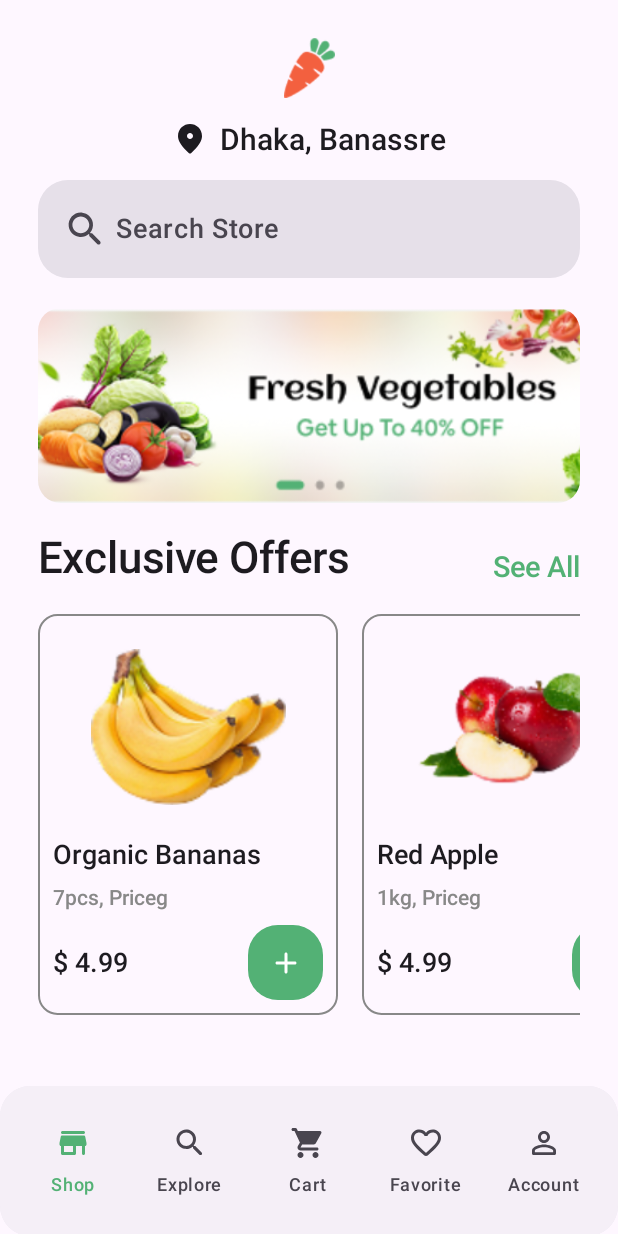
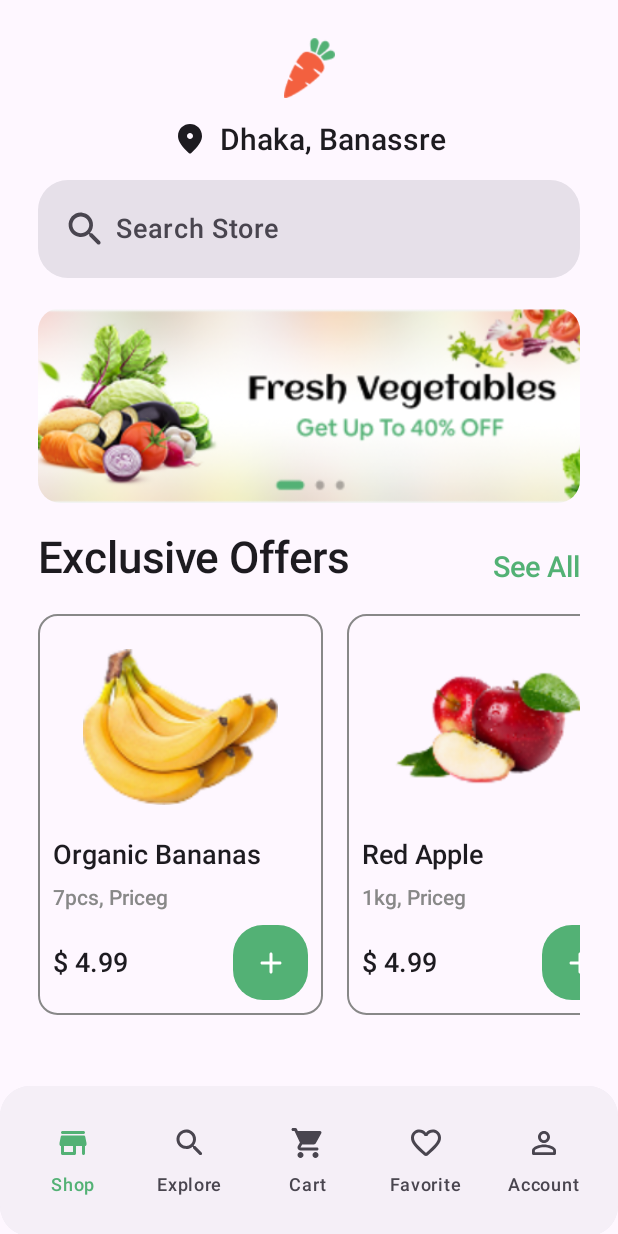
Before and after one commit to M3NGSZE/10_THUN_MENGSE_PVH_Jetpack_Compose_Design_Layout_Design_Practice003, an Android app built with Jetpack Compose: the HomeActivity screen opened directly, with no data from a screen before it, on a phone screen of 412 x 824 dp. Run offline under Robolectric (Android 15) with nearby library versions, the phone set to English and light mode, and no system bars.

Commit message:
create new branch

```diff
--- a/app/src/main/java/com/example/a10__thun_mengse_pvh_oop_practice003/MainActivity.kt
+++ b/app/src/main/java/com/example/a10__thun_mengse_pvh_oop_practice003/MainActivity.kt
@@ -23,7 +23,7 @@ import androidx.compose.ui.res.painterResource
 import androidx.compose.ui.tooling.preview.Preview
 import androidx.compose.ui.unit.dp
 import androidx.compose.ui.unit.sp
-import com.example.a10__thun_mengse_pvh_oop_practice003.ui.Activity.OnboardingActivity
+import com.example.a10__thun_mengse_pvh_oop_practice003.ui.OnboardingActivity.OnboardingActivity
 import kotlinx.coroutines.delay
 
 class MainActivity : ComponentActivity() {
--- a/app/src/main/java/com/example/a10__thun_mengse_pvh_oop_practice003/data/ExclusiveOffer.kt
+++ b/app/src/main/java/com/example/a10__thun_mengse_pvh_oop_practice003/data/ExclusiveOffer.kt
@@ -1,6 +1,7 @@
 package com.example.a10__thun_mengse_pvh_oop_practice003.data
 
 data class ExclusiveOffer(
+    val id: Int =0,
     val name: String,
     val des: String,
     val price: Double,
--- /dev/null
+++ b/app/src/main/java/com/example/a10__thun_mengse_pvh_oop_practice003/screen/HomeScreen.kt
@@ -0,0 +1 @@
+package com.example.a10__thun_mengse_pvh_oop_practice003.screen
--- /dev/null
+++ b/app/src/main/java/com/example/a10__thun_mengse_pvh_oop_practice003/screen/ProductDetailScreen.kt
@@ -0,0 +1 @@
+package com.example.a10__thun_mengse_pvh_oop_practice003.screen
--- /dev/null
+++ b/app/src/main/java/com/example/a10__thun_mengse_pvh_oop_practice003/ui/HomeActivity/GrocerySection.kt
@@ -0,0 +1,103 @@
+package com.example.a10__thun_mengse_pvh_oop_practice003.ui.HomeActivity
+
+import androidx.compose.foundation.Image
+import androidx.compose.foundation.background
+import androidx.compose.foundation.clickable
+import androidx.compose.foundation.layout.Box
+import androidx.compose.foundation.layout.Row
+import androidx.compose.foundation.layout.Spacer
+import androidx.compose.foundation.layout.height
+import androidx.compose.foundation.layout.padding
+import androidx.compose.foundation.layout.size
+import androidx.compose.foundation.layout.width
+import androidx.compose.foundation.lazy.LazyRow
+import androidx.compose.foundation.shape.RoundedCornerShape
+import androidx.compose.material3.Text
+import androidx.compose.runtime.Composable
+import androidx.compose.ui.Alignment
+import androidx.compose.ui.Modifier
+import androidx.compose.ui.draw.clip
+import androidx.compose.ui.graphics.Color
+import androidx.compose.ui.res.painterResource
+import androidx.compose.ui.text.font.FontWeight
+import androidx.compose.ui.unit.dp
+import androidx.compose.ui.unit.sp
+import com.example.a10__thun_mengse_pvh_oop_practice003.R
+import com.example.a10__thun_mengse_pvh_oop_practice003.data.Groceries
+
+
+val groceryItems = listOf(
+    Groceries(
+        name = "Pulses",
+        img = R.drawable.pulses
+    ),
+    Groceries(
+        name = "Rice",
+        img = R.drawable.rice
+    )
+)
+@Composable
+fun GroceriesSection(){
+    LazyRow {
+        items(groceryItems.size) {it ->
+            GroceryRender(it)
+        }
+    }
+}
+
+@Composable
+fun GroceryRender(index: Int){
+    val groceries = groceryItems[index]
+    var firstPaddingStart = 16.dp
+    var lastPaddingEnd = 0.dp
+
+    if (index == exclusiveOfferItem.size - 1){
+        lastPaddingEnd = 16.dp
+    }
+
+    if (index == 0){
+        firstPaddingStart = 0.dp
+    }
+
+    val bgColor = if (index == 0) 0xFFFCF0E3 else 0xFFE4F2E9
+
+    Box(
+        modifier = Modifier
+            .padding(
+                start = firstPaddingStart,
+                end = lastPaddingEnd
+            )
+    ){
+        Row (
+            modifier = Modifier
+                .clip(RoundedCornerShape(20.dp))
+                .background(Color(bgColor))
+                .width(300.dp)
+                .height(140.dp)
+                .padding(10.dp)
+                .clickable{},
+            verticalAlignment = Alignment.CenterVertically
+        ) {
+            Box(
+//                modifier = Modifier.fillMaxWidth(),
+                contentAlignment = Alignment.Center
+            ){
+                Image(
+                    painter = painterResource(groceries.img),
+                    contentDescription = groceries.name,
+                    modifier = Modifier
+                        .padding(start = 8.dp)
+                        .size(110.dp)
+                )
+            }
+
+            Spacer(modifier = Modifier.width(15.dp))
+
+            Text(
+                text = groceries.name,
+                fontSize = 25.sp,
+                fontWeight = FontWeight.Medium
+            )
+        }
+    }
+}
--- a/app/src/main/java/com/example/a10__thun_mengse_pvh_oop_practice003/ui/Activity/HomeActivity.kt
+++ b/app/src/main/java/com/example/a10__thun_mengse_pvh_oop_practice003/ui/HomeActivity/HomeActivity.kt
@@ -1,4 +1,4 @@
-package com.example.a10__thun_mengse_pvh_oop_practice003.ui.Activity
+package com.example.a10__thun_mengse_pvh_oop_practice003.ui.HomeActivity
 
 import android.os.Bundle
 import androidx.activity.ComponentActivity
@@ -22,6 +22,7 @@ import androidx.compose.foundation.layout.size
 import androidx.compose.foundation.layout.width
 import androidx.compose.foundation.lazy.LazyColumn
 import androidx.compose.foundation.lazy.LazyRow
+import androidx.compose.foundation.lazy.items
 import androidx.compose.foundation.shape.RoundedCornerShape
 import androidx.compose.material.icons.Icons
 import androidx.compose.material.icons.rounded.Add
@@ -56,7 +57,7 @@ import com.example.a10__thun_mengse_pvh_oop_practice003.data.Groceries
 import com.example.a10__thun_mengse_pvh_oop_practice003.ui.component.RowSection
 import com.example.a10__thun_mengse_pvh_oop_practice003.ui.component.SearchField
 
-class HomeActivity : ComponentActivity(){
+class HomeActivity : ComponentActivity() {
     override fun onCreate(savedInstanceState: Bundle?) {
         super.onCreate(savedInstanceState)
         enableEdgeToEdge()
@@ -66,17 +67,15 @@ class HomeActivity : ComponentActivity(){
     }
 }
 
-
-
 //@Preview(showSystemUi = true)
 @Composable
-fun Home(){
-    Scaffold (
+fun Home() {
+    Scaffold(
         bottomBar = {
             NectarBottomBar()
         }
     ) { paddingValues ->
-        LazyColumn (
+        LazyColumn(
             modifier = Modifier
                 .padding(paddingValues)
                 .padding(25.dp)
@@ -126,103 +125,37 @@ fun Home(){
     }
 }
 
+
 @Composable
-fun GroceriesSection(){
+fun ProductSection() {
     LazyRow {
-        items(groceryItems.size) {it ->
-            GroceryRender(it)
+        items(exclusiveOfferItem.size){it ->
+            ItemRender(it)
+
         }
+//        items(exclusiveOfferItem, key = { item ->
+//            item.id
+//
+//        }) { it ->
+//            ItemRender(it)
+//        }
+//        items(1000){
+//
+//        }
     }
 }
 
 @Composable
-fun GroceryRender(index: Int){
-    val groceries = groceryItems[index]
-    var firstPaddingStart = 16.dp
-    var lastPaddingEnd = 0.dp
-
-    if (index == exclusiveOfferItem.size - 1){
-        lastPaddingEnd = 16.dp
-    }
-
-    if (index == 0){
-        firstPaddingStart = 0.dp
-    }
-
-    val bgColor = if (index == 0) 0xFFFCF0E3 else 0xFFE4F2E9
-
-    Box(
-        modifier = Modifier
-            .padding(
-                start = firstPaddingStart,
-                end = lastPaddingEnd
-            )
-    ){
-        Row (
-            modifier = Modifier
-                .clip(RoundedCornerShape(20.dp))
-                .background(Color(bgColor))
-                .width(300.dp)
-                .height(140.dp)
-                .padding(10.dp)
-                .clickable{},
-            verticalAlignment = Alignment.CenterVertically
-        ) {
-            Box(
-//                modifier = Modifier.fillMaxWidth(),
-                contentAlignment = Alignment.Center
-            ){
-                Image(
-                    painter = painterResource(groceries.img),
-                    contentDescription = groceries.name,
-                    modifier = Modifier
-                        .padding(start = 8.dp)
-                        .size(110.dp)
-                )
-            }
-
-            Spacer(modifier = Modifier.width(15.dp))
-
-            Text(
-                text = groceries.name,
-                fontSize = 25.sp,
-                fontWeight = FontWeight.Medium
-            )
-        }
-    }
-}
-
-val groceryItems = listOf(
-    Groceries(
-        name = "Pulses",
-        img = R.drawable.pulses
-    ),
-    Groceries(
-        name = "Rice",
-        img = R.drawable.rice
-    )
-)
-
-@Composable
-fun  ProductSection( ){
-    LazyRow {
-        items(exclusiveOfferItem.size) {it ->
-            ItemRender(it)
-        }
-    }
-}
-
-@Composable
-fun ItemRender(index: Int){
+fun ItemRender(index: Int) {
     val exclusive = exclusiveOfferItem[index]
     var firstPaddingStart = 16.dp
     var lastPaddingEnd = 0.dp
 
-    if (index == exclusiveOfferItem.size - 1){
+    if (index == exclusiveOfferItem.size - 1) {
         lastPaddingEnd = 16.dp
     }
 
-    if (index == 0){
+    if (index == 0) {
         firstPaddingStart = 0.dp
     }
 
@@ -232,22 +165,22 @@ fun ItemRender(index: Int){
                 start = firstPaddingStart,
                 end = lastPaddingEnd
             )
-    ){
-        Column (
+    ) {
+        Column(
             modifier = Modifier
                 .border(
                     width = 1.dp,               // thickness of the border
                     color = Color.Gray,          // border color
                     shape = RoundedCornerShape(13.dp) // optional: rounded corners
                 )
-                .width(200.dp)
+                .width(190.dp)
                 .padding(10.dp)
-                .clickable{}
-        ){
+                .clickable {}
+        ) {
             Box(
                 modifier = Modifier.fillMaxWidth(),
                 contentAlignment = Alignment.Center
-            ){
+            ) {
                 Image(
                     painter = painterResource(exclusive.img),
                     contentDescription = exclusive.name,
@@ -273,11 +206,11 @@ fun ItemRender(index: Int){
 
             Spacer(modifier = Modifier.height(10.dp))
 
-            Row (
+            Row(
                 modifier = Modifier.fillMaxWidth(),
                 horizontalArrangement = Arrangement.SpaceBetween,
                 verticalAlignment = Alignment.CenterVertically
-            ){
+            ) {
                 Text(
                     text = "$ ${exclusive.price}",
                     fontSize = 18.sp,
@@ -289,9 +222,9 @@ fun ItemRender(index: Int){
                         .clip(RoundedCornerShape(20.dp))
                         .background(Color(0xFF53B175))
                         .size(50.dp)
-                        .clickable{},
+                        .clickable {},
                     contentAlignment = Alignment.Center
-                ){
+                ) {
                     Icon(
                         imageVector = Icons.Rounded.Add,
                         contentDescription = "Add icon",
@@ -306,40 +239,45 @@ fun ItemRender(index: Int){
 }
 
 
-
 // initialize value for render data
 val exclusiveOfferItem = listOf(
     ExclusiveOffer(
+        id = 1,
         name = "Organic Bananas",
         des = "7pcs, Priceg",
         price = 4.99,
         img = R.drawable.banana
     ),
     ExclusiveOffer(
+        id = 2,
         name = "Red Apple",
         des = "1kg, Priceg",
         price = 4.99,
         img = R.drawable.apple
     ),
     ExclusiveOffer(
+        id = 3,
         name = "Bell Pepper Red",
         des = "1kg, Priceg",
         price = 4.99,
         img = R.drawable.bell_pepper
     ),
     ExclusiveOffer(
+        id = 4,
         name = "Ginger",
         des = "250gm, Priceg",
         price = 4.99,
         img = R.drawable.ginger
     ),
     ExclusiveOffer(
+        id = 5,
         name = "Beef Bone",
         des = "1kg, Priceg",
         price = 4.99,
         img = R.drawable.beef_bone
     ),
     ExclusiveOffer(
+        id = 6,
         name = "Broiler Chicken",
         des = "1kg, Priceg",
         price = 4.99,
@@ -349,12 +287,12 @@ val exclusiveOfferItem = listOf(
 
 //@Preview
 @Composable
-fun NectarTopBar(){
-    Column (
+fun NectarTopBar() {
+    Column(
         modifier = Modifier
             .fillMaxSize(),
         horizontalAlignment = Alignment.CenterHorizontally
-    ){
+    ) {
         Image(
             painter = painterResource(id = R.drawable.orange_carrot),
             contentDescription = "Carrot Icon",
@@ -363,11 +301,11 @@ fun NectarTopBar(){
 
         Spacer(modifier = Modifier.height(15.dp))
 
-        Row (
+        Row(
 
             horizontalArrangement = Arrangement.Center,
             verticalAlignment = Alignment.CenterVertically
-        ){
+        ) {
             Icon(
                 imageVector = Icons.Rounded.LocationOn,
                 contentDescription = "Location Icon"
@@ -412,20 +350,19 @@ val bottomBarItems = listOf(
 
 //@Preview
 @Composable
-fun NectarBottomBar(){
-    Surface (
+fun NectarBottomBar() {
+    Surface(
         modifier = Modifier
             .clip(RoundedCornerShape(20.dp))
     ) {
         NavigationBar {
-            Row (
+            Row(
                 modifier = Modifier
                     .background(MaterialTheme.colorScheme.inverseOnSurface)
                     .padding(10.dp)
                     .clip(RoundedCornerShape(20.dp))
-            ){
-                bottomBarItems.forEachIndexed {
-                        index, item ->
+            ) {
+                bottomBarItems.forEachIndexed { index, item ->
                     NavigationBarItem(
                         selected = index == 0,
                         onClick = {},
--- a/app/src/main/java/com/example/a10__thun_mengse_pvh_oop_practice003/ui/Activity/LoginActivity.kt
+++ b/app/src/main/java/com/example/a10__thun_mengse_pvh_oop_practice003/ui/LoginActivity/LoginActivity.kt
@@ -1,4 +1,4 @@
-package com.example.a10__thun_mengse_pvh_oop_practice003.ui.Activity
+package com.example.a10__thun_mengse_pvh_oop_practice003.ui.LoginActivity
 
 import android.content.Context
 import android.content.Intent
@@ -30,6 +30,8 @@ import androidx.compose.ui.platform.LocalContext
 import androidx.compose.ui.text.font.FontWeight
 import androidx.compose.ui.unit.dp
 import androidx.compose.ui.unit.sp
+import com.example.a10__thun_mengse_pvh_oop_practice003.ui.SignupActivity.SignUpActivity
+import com.example.a10__thun_mengse_pvh_oop_practice003.ui.HomeActivity.HomeActivity
 import com.example.a10__thun_mengse_pvh_oop_practice003.ui.component.NectarPassField
 import com.example.a10__thun_mengse_pvh_oop_practice003.ui.component.NectarTextField
 import com.example.a10__thun_mengse_pvh_oop_practice003.ui.component.Signup
--- a/app/src/main/java/com/example/a10__thun_mengse_pvh_oop_practice003/ui/Activity/OnboardingActivity.kt
+++ b/app/src/main/java/com/example/a10__thun_mengse_pvh_oop_practice003/ui/OnboardingActivity/OnboardingActivity.kt
@@ -1,6 +1,5 @@
-package com.example.a10__thun_mengse_pvh_oop_practice003.ui.Activity
+package com.example.a10__thun_mengse_pvh_oop_practice003.ui.OnboardingActivity
 
-import android.content.Intent
 import android.os.Bundle
 import androidx.activity.ComponentActivity
 import androidx.activity.compose.setContent
@@ -30,6 +29,7 @@ import androidx.compose.ui.text.font.FontWeight
 import androidx.compose.ui.unit.dp
 import androidx.compose.ui.unit.sp
 import com.example.a10__thun_mengse_pvh_oop_practice003.R
+import com.example.a10__thun_mengse_pvh_oop_practice003.ui.LoginActivity.LoginActivity
 import com.example.a10__thun_mengse_pvh_oop_practice003.ui.component.NectarButton
 
 class OnboardingActivity : ComponentActivity() {
--- a/app/src/main/java/com/example/a10__thun_mengse_pvh_oop_practice003/ui/PracticeActivity/PracticeActivity.kt
+++ b/app/src/main/java/com/example/a10__thun_mengse_pvh_oop_practice003/ui/PracticeActivity/PracticeActivity.kt
@@ -4,14 +4,11 @@ import android.os.Bundle
 import androidx.activity.ComponentActivity
 import androidx.activity.compose.setContent
 import androidx.activity.enableEdgeToEdge
-import androidx.compose.foundation.background
 import androidx.compose.foundation.layout.Arrangement
 import androidx.compose.foundation.layout.Column
 import androidx.compose.foundation.layout.Row
 import androidx.compose.foundation.layout.Spacer
-import androidx.compose.foundation.layout.fillMaxHeight
 import androidx.compose.foundation.layout.fillMaxSize
-import androidx.compose.foundation.layout.fillMaxWidth
 import androidx.compose.foundation.layout.height
 import androidx.compose.foundation.layout.padding
 import androidx.compose.foundation.layout.size
@@ -29,7 +26,6 @@ import androidx.compose.material3.IconButton
 import androidx.compose.material3.OutlinedTextField
 import androidx.compose.material3.Scaffold
 import androidx.compose.material3.Text
-import androidx.compose.material3.TextField
 import androidx.compose.material3.TextFieldDefaults
 import androidx.compose.material3.TopAppBar
 import androidx.compose.material3.TopAppBarDefaults
@@ -43,6 +39,7 @@ import androidx.compose.ui.Modifier
 import androidx.compose.ui.graphics.Color
 import androidx.compose.ui.text.TextStyle
 import androidx.compose.ui.text.font.FontWeight
+import androidx.compose.ui.tooling.preview.Preview
 import androidx.compose.ui.unit.dp
 import androidx.compose.ui.unit.sp
 
@@ -56,6 +53,7 @@ class PracticeActivity : ComponentActivity(){
     }
 }
 
+@Preview(showSystemUi = true)
 @Composable
 fun Practice(){
     Scaffold (
--- a/app/src/main/java/com/example/a10__thun_mengse_pvh_oop_practice003/ui/Activity/SignUpActivity.kt
+++ b/app/src/main/java/com/example/a10__thun_mengse_pvh_oop_practice003/ui/SignupActivity/SignUpActivity.kt
@@ -1,4 +1,4 @@
-package com.example.a10__thun_mengse_pvh_oop_practice003.ui.Activity
+package com.example.a10__thun_mengse_pvh_oop_practice003.ui.SignupActivity
 
 import android.content.Context
 import android.content.Intent
@@ -29,6 +29,7 @@ import androidx.compose.ui.platform.LocalContext
 import androidx.compose.ui.text.font.FontWeight
 import androidx.compose.ui.unit.dp
 import androidx.compose.ui.unit.sp
+import com.example.a10__thun_mengse_pvh_oop_practice003.ui.LoginActivity.LoginActivity
 import com.example.a10__thun_mengse_pvh_oop_practice003.ui.component.NectarPassField
 import com.example.a10__thun_mengse_pvh_oop_practice003.ui.component.NectarTextField
 import com.example.a10__thun_mengse_pvh_oop_practice003.ui.component.Signup
```
Also changed, not shown: app/src/main/AndroidManifest.xml (+7 -5 lines), app/src/main/java/com/example/a10__thun_mengse_pvh_oop_practice003/ProductDetailActivity.kt (added, +35 -0 lines), app/src/main/java/com/example/a10__thun_mengse_pvh_oop_practice003/ui/PracticeActivity/TopSecction.kt (added, +11 -0 lines).
